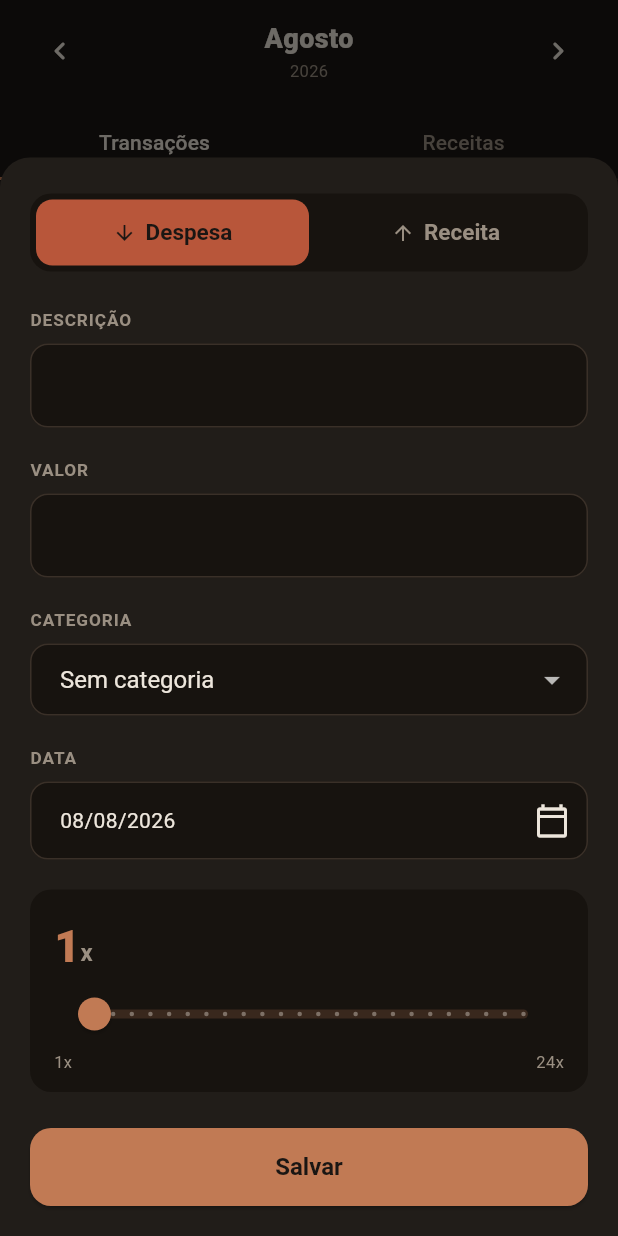
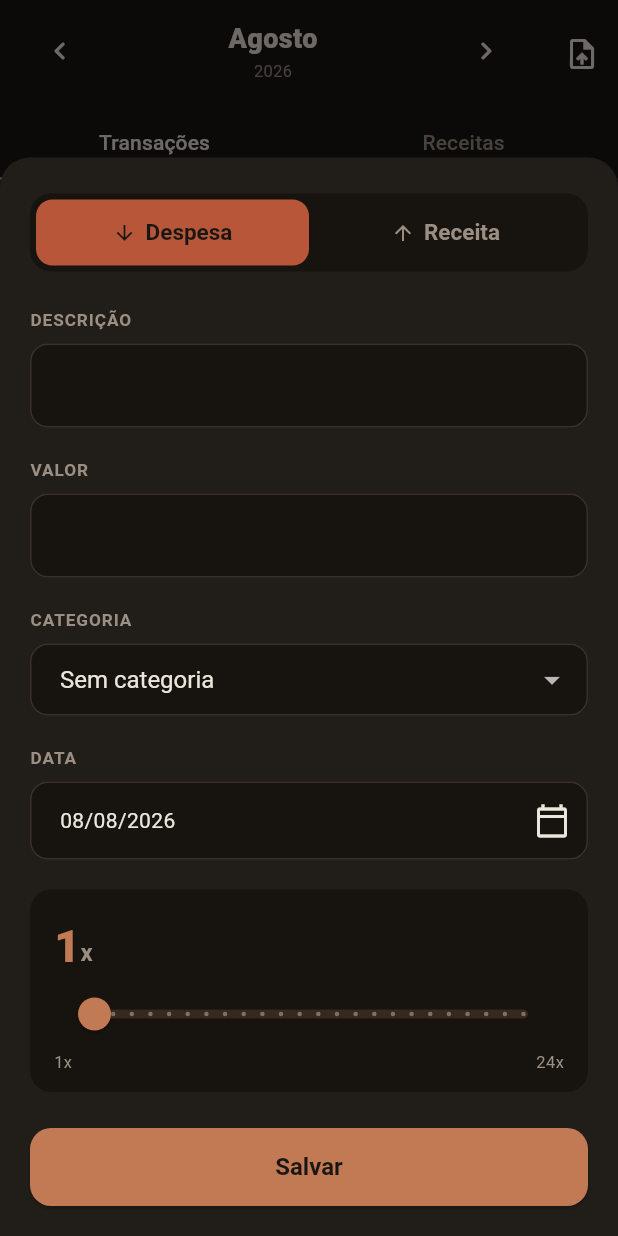
Before and after one commit to EzequielBes/finance, a Flutter app: the MovementsScreen screen opened directly, after a tap on the "chevron left" icon, after a tap on the "chevron right" icon, after a tap on the "add" icon, on a phone screen of 412 x 824 dp. Run offline on Flutter 3.47's test engine with Material 3 defaults, Android fonts, the phone set to English and light mode, and no system bars; our stand-ins replace csv, drift, file_picker, flutter_riverpod, flutter_slidable; accounts and stored records are empty; generated files the repository leaves out were written again.

Commit message:
fix(mobile): corrige acesso ao import, visibilidade de receitas e refresh pós-importação

```diff
--- a/mobile/lib/screens/movements_screen.dart
+++ b/mobile/lib/screens/movements_screen.dart
@@ -1,6 +1,12 @@
+import 'dart:io';
+
+import 'package:file_picker/file_picker.dart';
 import 'package:flutter/material.dart';
+import 'package:mobile/screens/import_preview_screen.dart';
 import 'package:mobile/screens/income_screen.dart';
 import 'package:mobile/screens/transactions_screen.dart';
+import 'package:mobile/services/import/import_result.dart';
+import 'package:mobile/services/import/parser_dispatcher.dart';
 import 'package:mobile/theme/app_theme.dart';
 import 'package:mobile/widgets/month_selector.dart';
 
@@ -13,6 +19,42 @@ class MovementsScreen extends StatefulWidget {
 
 class _MovementsScreenState extends State<MovementsScreen> {
   DateTime _month = DateTime(DateTime.now().year, DateTime.now().month);
+  int _refreshCounter = 0;
+
+  Future<void> _importStatement() async {
+    final picked = await FilePicker.platform.pickFiles(
+      type: FileType.custom,
+      allowedExtensions: ['csv'],
+    );
+    if (picked == null || picked.files.single.path == null) return;
+
+    ImportResult? result;
+    try {
+      final content = await File(picked.files.single.path!).readAsString();
+      result = dispatchImport(content);
+    } catch (_) {
+      if (!mounted) return;
+      ScaffoldMessenger.of(context).showSnackBar(
+        const SnackBar(content: Text('Não foi possível ler o arquivo')),
+      );
+      return;
+    }
+
+    if (!mounted) return;
+    final matched = result;
+    if (matched == null) {
+      ScaffoldMessenger.of(context).showSnackBar(
+        const SnackBar(content: Text('Formato não reconhecido')),
+      );
+      return;
+    }
+
+    await Navigator.of(context).push(
+      MaterialPageRoute(builder: (_) => ImportPreviewScreen(result: matched)),
+    );
+    if (!mounted) return;
+    setState(() => _refreshCounter++);
+  }
 
   @override
   Widget build(BuildContext context) {
@@ -23,9 +65,20 @@ class _MovementsScreenState extends State<MovementsScreen> {
           children: [
             SafeArea(
               bottom: false,
-              child: MonthSelector(
-                month: _month,
-                onChanged: (month) => setState(() => _month = month),
+              child: Row(
+                children: [
+                  Expanded(
+                    child: MonthSelector(
+                      month: _month,
+                      onChanged: (month) => setState(() => _month = month),
+                    ),
+                  ),
+                  IconButton(
+                    icon: const Icon(Icons.upload_file_outlined),
+                    tooltip: 'Importar extrato',
+                    onPressed: _importStatement,
+                  ),
+                ],
               ),
             ),
             const TabBar(
@@ -42,7 +95,11 @@ class _MovementsScreenState extends State<MovementsScreen> {
             Expanded(
               child: TabBarView(
                 children: [
-                  TransactionsScreen(embedded: true, selectedMonth: _month),
+                  TransactionsScreen(
+                    key: ValueKey('transactions-$_refreshCounter'),
+                    embedded: true,
+                    selectedMonth: _month,
+                  ),
                   IncomeScreen(embedded: true, selectedMonth: _month),
                 ],
               ),
--- a/mobile/lib/screens/transactions_screen.dart
+++ b/mobile/lib/screens/transactions_screen.dart
@@ -1,6 +1,3 @@
-import 'dart:io';
-
-import 'package:file_picker/file_picker.dart';
 import 'package:flutter/material.dart';
 import 'package:flutter/services.dart';
 import 'package:flutter_riverpod/flutter_riverpod.dart';
@@ -9,9 +6,6 @@ import 'package:mobile/data/database.dart';
 import 'package:mobile/providers/categories_provider.dart';
 import 'package:mobile/providers/transactions_provider.dart';
 import 'package:mobile/repositories/categories_repository.dart';
-import 'package:mobile/screens/import_preview_screen.dart';
-import 'package:mobile/services/import/import_result.dart';
-import 'package:mobile/services/import/parser_dispatcher.dart';
 import 'package:mobile/theme/app_theme.dart';
 import 'package:mobile/widgets/transaction_card.dart';
 import 'package:mobile/widgets/transaction_form_sheet.dart';
@@ -94,40 +88,6 @@ class _TransactionsScreenState extends ConsumerState<TransactionsScreen> {
     return groups;
   }
 
-  Future<void> _importStatement() async {
-    final picked = await FilePicker.platform.pickFiles(
-      type: FileType.custom,
-      allowedExtensions: ['csv'],
-    );
-    if (picked == null || picked.files.single.path == null) return;
-
-    ImportResult? result;
-    try {
-      final content = await File(picked.files.single.path!).readAsString();
-      result = dispatchImport(content);
-    } catch (_) {
-      if (!mounted) return;
-      ScaffoldMessenger.of(context).showSnackBar(
-        const SnackBar(content: Text('Não foi possível ler o arquivo')),
-      );
-      return;
-    }
-
-    if (!mounted) return;
-    final matched = result;
-    if (matched == null) {
-      ScaffoldMessenger.of(context).showSnackBar(
-        const SnackBar(content: Text('Formato não reconhecido')),
-      );
-      return;
-    }
-
-    await Navigator.of(context).push(
-      MaterialPageRoute(builder: (_) => ImportPreviewScreen(result: matched)),
-    );
-    _load();
-  }
-
   @override
   Widget build(BuildContext context) {
     final categoriesAsync = ref.watch(categoriesProvider);
@@ -138,18 +98,7 @@ class _TransactionsScreenState extends ConsumerState<TransactionsScreen> {
     final groups = _groupByInstallment(_items, categoriesById);
 
     return Scaffold(
-      appBar: widget.embedded
-          ? null
-          : AppBar(
-              title: const Text('Transações'),
-              actions: [
-                IconButton(
-                  icon: const Icon(Icons.upload_file_outlined),
-                  tooltip: 'Importar extrato',
-                  onPressed: _importStatement,
-                ),
-              ],
-            ),
+      appBar: widget.embedded ? null : AppBar(title: const Text('Transações')),
       floatingActionButton: FloatingActionButton(
         onPressed: () async {
           await showTransactionFormSheet(context, ref);
```
Also changed, not shown: mobile/lib/screens/import_preview_screen.dart (+10 -2 lines).
